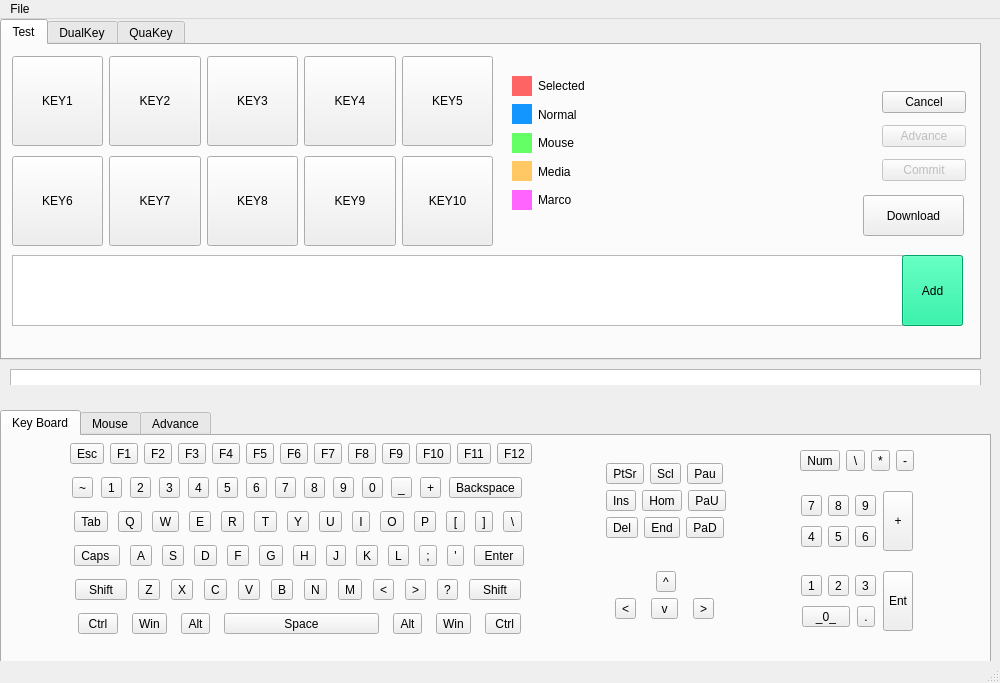
TabbycatPie/CustomKeyboard, file KeyBoardSetter/KeyboardSetter/mainwindow.ui: the form before one commit.
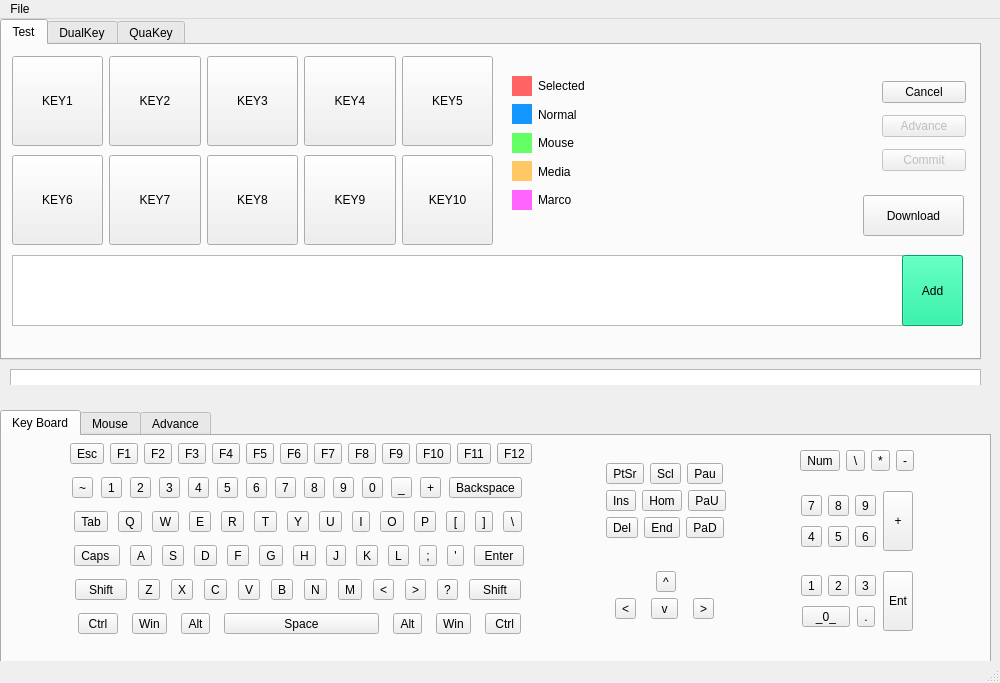
The form after the commit.

Commit message: update UI and fix enter key bug

```diff
--- a/KeyBoardSetter/KeyboardSetter/mainwindow.ui
+++ b/KeyBoardSetter/KeyboardSetter/mainwindow.ui
@@ -149,7 +149,7 @@
         <x>10</x>
         <y>110</y>
         <width>481</width>
-        <height>92</height>
+        <height>91</height>
        </rect>
       </property>
       <layout class="QHBoxLayout" name="horizontalLayout_10">
@@ -224,7 +224,7 @@
       <property name="geometry">
        <rect>
         <x>880</x>
-        <y>40</y>
+        <y>30</y>
         <width>84</width>
         <height>104</height>
        </rect>
```
The commit also changes 2 other files.
